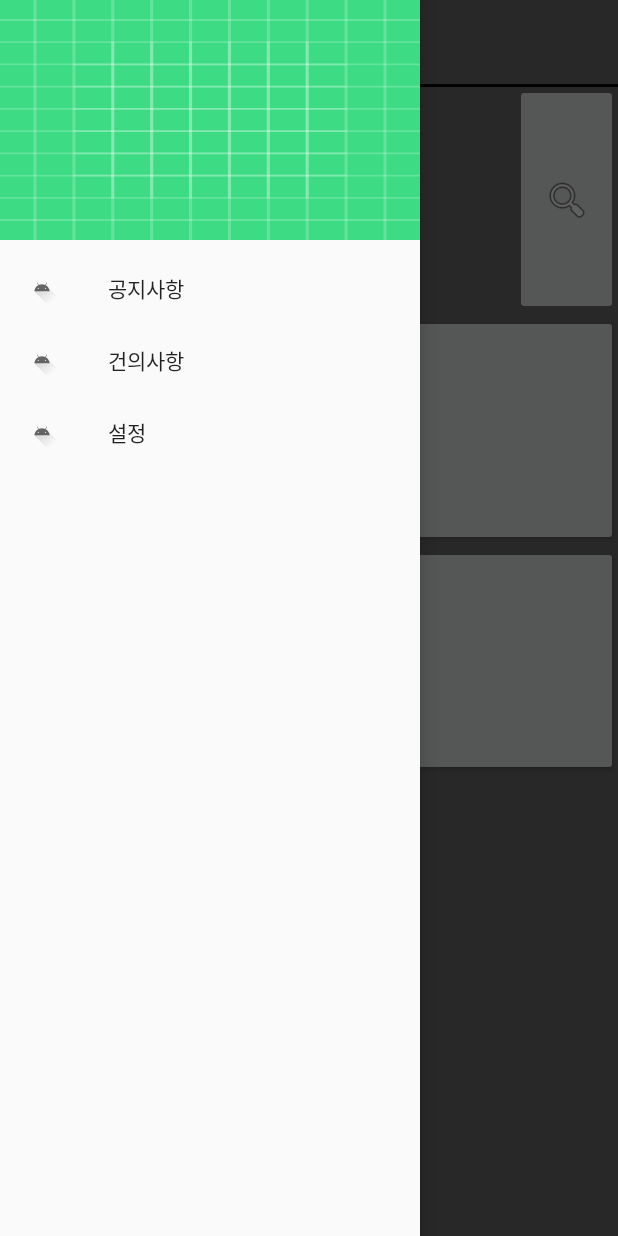
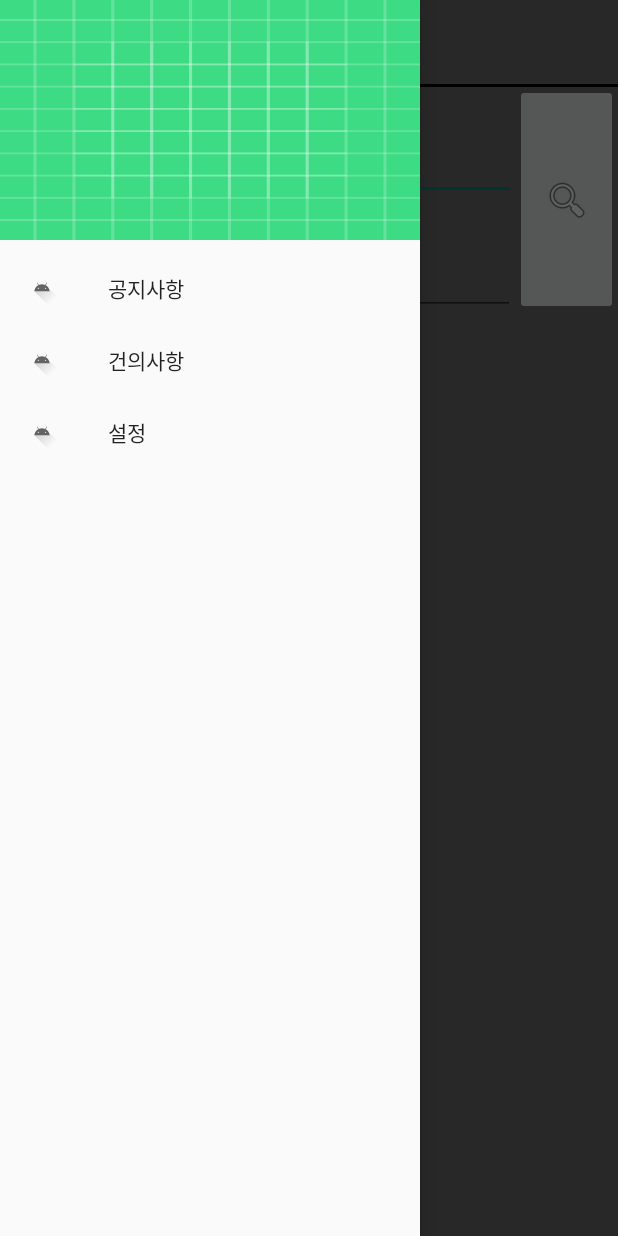
Before and after one commit to Go-Jaecheol/makcha, an Android app: the screen it shows after launch (MainActivity), with the side drawer open, on a phone screen of 412 x 824 dp. Run offline under Robolectric (Android 15) with nearby library versions, the phone set to English and light mode, and no system bars.

Commit message:
Plus AutoCompleteTextView

```diff
--- a/app_code/Makcha/app/src/main/AndroidManifest.xml
+++ b/app_code/Makcha/app/src/main/AndroidManifest.xml
@@ -9,8 +9,10 @@
         android:roundIcon="@mipmap/ic_launcher_round"
         android:supportsRtl="true"
         android:theme="@style/Theme.Makcha">
-        <activity android:name=".MainActivity"/>
-        <activity android:name=".SecondActivity"/>
+        <activity android:name=".MainActivity"
+            android:windowSoftInputMode="adjustResize|adjustPan"></activity>
+        <activity android:name=".SecondActivity"
+            android:windowSoftInputMode="adjustResize|adjustPan"></activity>
         <activity android:name=".LoadingActivity">
             <intent-filter>
                 <action android:name="android.intent.action.MAIN" />
--- a/app_code/Makcha/app/src/main/java/com/example/makcha/MainActivity.java
+++ b/app_code/Makcha/app/src/main/java/com/example/makcha/MainActivity.java
@@ -5,6 +5,8 @@ import android.content.Intent;
 import android.os.Bundle;
 import android.view.MenuItem;
 import android.view.View;
+import android.widget.ArrayAdapter;
+import android.widget.AutoCompleteTextView;
 import android.widget.ImageButton;
 
 import androidx.appcompat.app.ActionBar;
@@ -15,15 +17,35 @@ import androidx.drawerlayout.widget.DrawerLayout;
 
 import com.google.android.material.navigation.NavigationView;
 
+import java.util.ArrayList;
+import java.util.List;
+
 public class MainActivity extends AppCompatActivity {
 
     private DrawerLayout mDrawerLayout;
     private Context context = this;
 
+    private List<String> list;          // 데이터를 넣은 리스트변수
+
     @Override
     protected void onCreate(Bundle savedInstanceState) {
         super.onCreate(savedInstanceState);
         setContentView(R.layout.activity_main);
+
+
+        // ##여기서부터 자동완성 부분
+        list = new ArrayList<String>(); // 리스트 생성
+        settingList(); // 리스트에 검색될 데이터(단어)를 추가한다.
+        final AutoCompleteTextView autoCompleteTextView = (AutoCompleteTextView) findViewById(R.id.autoCompleteTextView);
+        final AutoCompleteTextView autoCompleteTextView2 = (AutoCompleteTextView) findViewById(R.id.autoCompleteTextView2);
+        // AutoCompleteTextView 에 아답터를 연결한다.
+        autoCompleteTextView.setAdapter(new ArrayAdapter<String>(this,
+                android.R.layout.simple_dropdown_item_1line,  list ));
+        autoCompleteTextView2.setAdapter(new ArrayAdapter<String>(this,
+                android.R.layout.simple_dropdown_item_1line,  list ));
+        // ##여기까지가 자동완성 부분
+
+
 
         ImageButton button = (ImageButton)findViewById(R.id.imageButton2);
         button.setOnClickListener(new View.OnClickListener() {
@@ -56,6 +78,7 @@ public class MainActivity extends AppCompatActivity {
 
                 return true;
             }
+
         });
     }
 
@@ -69,4 +92,34 @@ public class MainActivity extends AppCompatActivity {
         }
         return super.onOptionsItemSelected(item);
     }
+
+    private void settingList(){
+        list.add("채수빈");
+        list.add("박지현");
+        list.add("수지");
+        list.add("남태현");
+        list.add("하성운");
+        list.add("크리스탈");
+        list.add("강승윤");
+        list.add("손나은");
+        list.add("남주혁");
+        list.add("루이");
+        list.add("진영");
+        list.add("슬기");
+        list.add("이해인");
+        list.add("고원희");
+        list.add("설리");
+        list.add("공명");
+        list.add("김예림");
+        list.add("혜리");
+        list.add("웬디");
+        list.add("박혜수");
+        list.add("카이");
+        list.add("진세연");
+        list.add("동호");
+        list.add("박세완");
+        list.add("도희");
+        list.add("창모");
+        list.add("허영지");
+    }
 }
--- a/app_code/Makcha/app/src/main/res/layout/activity_main.xml
+++ b/app_code/Makcha/app/src/main/res/layout/activity_main.xml
@@ -76,9 +76,14 @@
                             android:layout_height="match_parent"
                             android:layout_weight="1">
 
-                            <SearchView
+                            <AutoCompleteTextView
+                                android:id="@+id/autoCompleteTextView"
                                 android:layout_width="match_parent"
-                                android:layout_height="match_parent" />
+                                android:layout_height="match_parent"
+                                android:completionHint="출발지를 입력하세요."
+                                android:completionThreshold="1"
+                                android:gravity="center_vertical"
+                                android:textColorHint="#555555" />
                         </LinearLayout>
                     </LinearLayout>
                     <LinearLayout
@@ -104,9 +109,14 @@
                             android:layout_height="match_parent"
                             android:layout_weight="1">
 
-                            <SearchView
+                            <AutoCompleteTextView
+                                android:id="@+id/autoCompleteTextView2"
                                 android:layout_width="match_parent"
-                                android:layout_height="match_parent" />
+                                android:layout_height="match_parent"
+                                android:completionHint="도착지를 입력하세요."
+                                android:completionThreshold="1"
+                                android:gravity="center_vertical"
+                                android:textColorHint="#555555" />
                         </LinearLayout>
                     </LinearLayout>
                 </LinearLayout>
@@ -130,53 +140,13 @@
             android:layout_height="match_parent"
             android:layout_weight="1"
             android:orientation="vertical">
-            <LinearLayout
+            <ListView
+                android:id="@+id/listView"
                 android:layout_width="match_parent"
                 android:layout_height="match_parent"
-                android:layout_weight="1"
-                android:orientation="vertical">
-                <LinearLayout
-                    android:layout_width="match_parent"
-                    android:layout_height="match_parent"
-                    android:layout_weight="1"
-                    android:orientation="vertical">
-
-                    <Button
-                        android:id="@+id/button2"
-                        android:layout_width="match_parent"
-                        android:layout_height="match_parent"
-                        android:text="즐겨찾기 1" />
-                </LinearLayout>
-                <LinearLayout
-                    android:layout_width="match_parent"
-                    android:layout_height="match_parent"
-                    android:layout_weight="1"
-                    android:orientation="vertical">
-
-                    <Button
-                        android:id="@+id/button3"
-                        android:layout_width="match_parent"
-                        android:layout_height="match_parent"
-                        android:text="즐겨찾기 2" />
-                </LinearLayout>
-            </LinearLayout>
-            <LinearLayout
-                android:layout_width="match_parent"
-                android:layout_height="match_parent"
-                android:layout_weight="1"
-                android:orientation="vertical">
-                <LinearLayout
-                    android:layout_width="match_parent"
-                    android:layout_height="match_parent"
-                    android:layout_weight="1"
-                    android:orientation="vertical"/>
-                <LinearLayout
-                    android:layout_width="match_parent"
-                    android:layout_height="match_parent"
-                    android:layout_weight="1"
-                    android:orientation="vertical">
-                </LinearLayout>
-            </LinearLayout>
+                android:divider="#999999"
+                android:dividerHeight="1dp">
+            </ListView>
         </LinearLayout>
     </LinearLayout>
 
```
Also changed, not shown: app_code/Makcha/app/src/main/java/com/example/makcha/SearchAdapter.java (deleted, +0 -66 lines), app_code/Makcha/app/src/main/java/com/example/makcha/SecondActivity.java (+51 -0 lines), app_code/Makcha/app/src/main/res/layout/activity_sub.xml (+14 -4 lines), app_code/Makcha/app/src/main/res/layout/row_listview.xml (deleted, +0 -15 lines).
